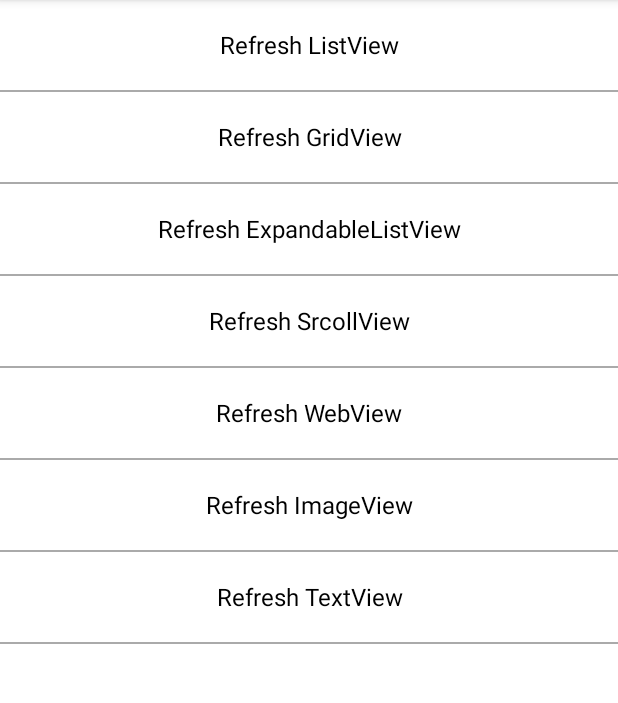
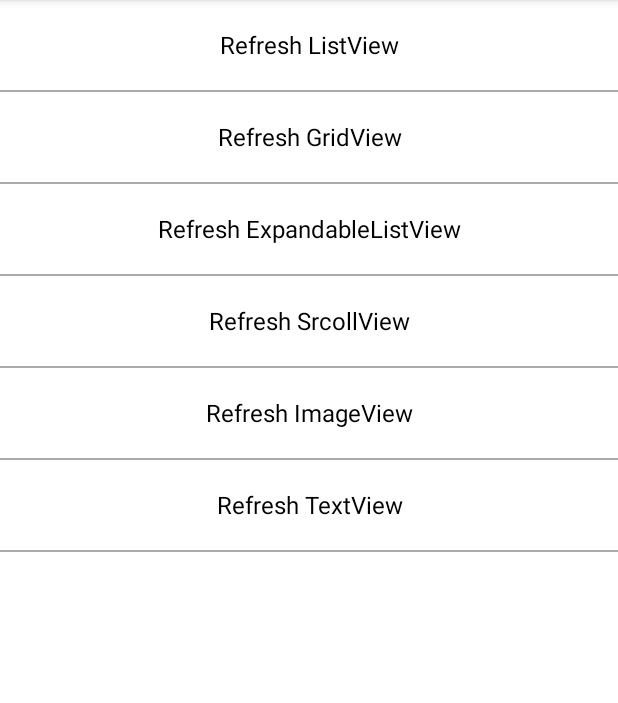
Before and after one commit to DeveloperProjects/PullToRefreshAndLoad, an Android app: the screen it shows after launch (MainActivity), on a phone screen of 412 x 824 dp, the part 84-787 px from its top. Run offline under Robolectric (Android 15) with nearby library versions, the phone set to English and light mode, and no system bars.

Commit message:
[修改][20171123][逻辑]
逻辑调整

```diff
--- a/app/src/main/AndroidManifest.xml
+++ b/app/src/main/AndroidManifest.xml
@@ -29,8 +29,6 @@
         </activity>
         <activity android:name="com.tr.droplist.activity.RefreshScrollViewActivity" >
         </activity>
-        <activity android:name="com.tr.droplist.activity.RefreshWebViewActivity" >
-        </activity>
         <activity android:name="com.tr.droplist.activity.RefreshImageViewActivity" >
         </activity>
         <activity android:name="com.tr.droplist.activity.RefreshTextViewActivity" >
--- a/app/src/main/java/com/tr/droplist/activity/MainActivity.java
+++ b/app/src/main/java/com/tr/droplist/activity/MainActivity.java
@@ -21,6 +21,8 @@ import com.tr.droplist.utils.PullToRefreshLayout;
 public class MainActivity extends Activity {
     private ListView listView;
 
+    private String[] itemName = {"Refresh ListView", "Refresh GridView", "Refresh ExpandableListView", "Refresh SrcollView", "Refresh ImageView", "Refresh TextView"};
+
     @Override
     protected void onCreate(Bundle savedInstanceState) {
         super.onCreate(savedInstanceState);
@@ -35,13 +37,10 @@ public class MainActivity extends Activity {
      */
     private void initListView() {
         List<String> items = new ArrayList<String>();
-        items.add("Refresh ListView");
-        items.add("Refresh GridView");
-        items.add("Refresh ExpandableListView");
-        items.add("Refresh SrcollView");
-        items.add("Refresh WebView");
-        items.add("Refresh ImageView");
-        items.add("Refresh TextView");
+        int size = itemName.length;
+        for (int i = 0; i < size; i++) {
+            items.add(itemName[i]);
+        }
 
         ViewAdapter adapter = new ViewAdapter(this, items);
         listView.setAdapter(adapter);
@@ -76,12 +75,9 @@ public class MainActivity extends Activity {
                         it.setClass(MainActivity.this, RefreshScrollViewActivity.class);
                         break;
                     case 4:
-                        it.setClass(MainActivity.this, RefreshWebViewActivity.class);
+                        it.setClass(MainActivity.this, RefreshImageViewActivity.class);
                         break;
                     case 5:
-                        it.setClass(MainActivity.this, RefreshImageViewActivity.class);
-                        break;
-                    case 6:
                         it.setClass(MainActivity.this, RefreshTextViewActivity.class);
                         break;
 
--- a/app/src/main/java/com/tr/droplist/utils/PullToRefreshLayout.java
+++ b/app/src/main/java/com/tr/droplist/utils/PullToRefreshLayout.java
@@ -22,10 +22,9 @@ import com.tr.droplist.R;
 import com.tr.droplist.impl.Refresh;
 
 /**
- * 自定义的布局，用来管理三个子控件，其中一个是下拉头，一个是包含内容的pullableView（可以是实现Pullable接口的的任何View），
- * 还有一个上拉头，更多详解见博客http://blog.csdn.net/zhongkejingwang/article/details/38868463
+ * 自定义的布局，用来管理三个子控件，其中一个是下拉头，一个是包含内容的RefreshView，
+ * 还有一个上拉头
  *
- * @author 陈靖
  */
 public class PullToRefreshLayout extends RelativeLayout {
 
```
Also changed, not shown: app/src/main/java/com/tr/droplist/activity/RefreshWebViewActivity.java (deleted, +0 -23 lines), app/src/main/java/com/tr/droplist/view/RefreshWebView.java (deleted, +0 -38 lines), app/src/main/res/layout/activity_webview.xml (deleted, +0 -16 lines).
